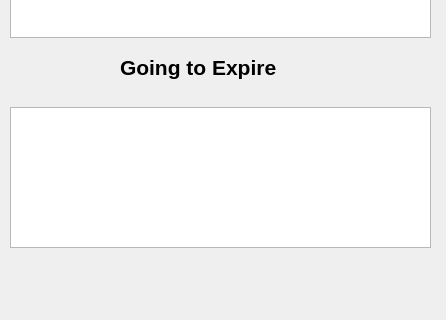
Before: the Qt Designer form detailaleart.ui in sahariajf/ExpiryGuard, drawn with Qt 5; both pictures show x 0 to 446 and y 173 to 493 of the 446 by 493 pixel window.
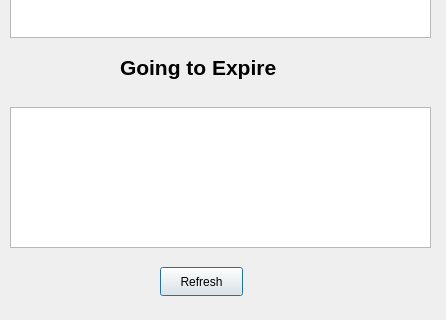
After: the same form once the commit is applied.

Commit message: refresh buton added in detailAleart

Diff of the .ui file:
```diff
--- a/detailaleart.ui
+++ b/detailaleart.ui
@@ -96,6 +96,19 @@
     <string>Going to Expire</string>
    </property>
   </widget>
+  <widget class="QPushButton" name="pushButton">
+   <property name="geometry">
+    <rect>
+     <x>160</x>
+     <y>440</y>
+     <width>83</width>
+     <height>29</height>
+    </rect>
+   </property>
+   <property name="text">
+    <string>Refresh</string>
+   </property>
+  </widget>
  </widget>
  <resources/>
  <connections/>
```
The commit also changes 9 other files.
